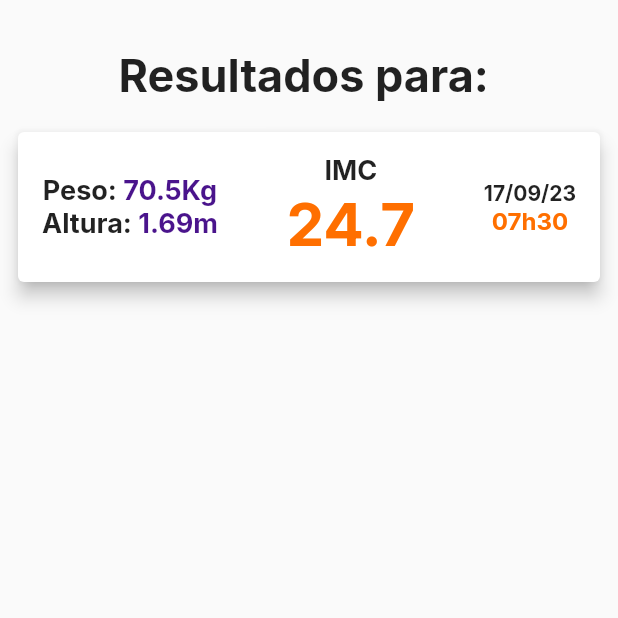
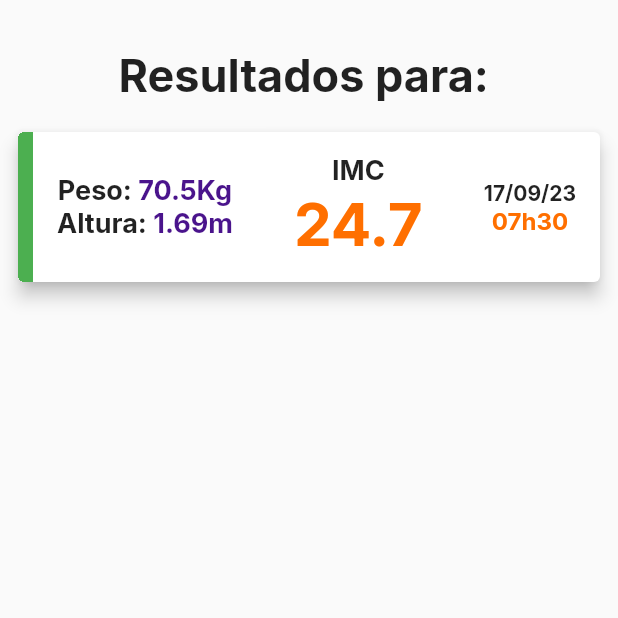
Before and after one commit to thdev-matheus/mobile-imc-calculator-flutter, a Flutter app: the DashboardPage screen opened directly with empty values, on a phone screen of 412 x 824 dp, the top half of it. Run offline on Flutter 3.47's test engine with Material 2 defaults, Android fonts, the phone set to English and light mode, and no system bars; our stand-ins replace google_fonts.

Commit message:
feat: imc card component

```diff
--- a/lib/components/src/imc_card.dart
+++ b/lib/components/src/imc_card.dart
@@ -10,16 +10,47 @@ class ImcCard extends StatelessWidget {
 
   final Imc imc;
 
+  Color getColor(Map<String, dynamic> imcData) {
+    double imcValue = imcData['imc'];
+
+    if (imcValue < 16) {
+      return Colors.red;
+    } else if (imcValue < 17) {
+      return Colors.orange;
+    } else if (imcValue < 18.5) {
+      return Colors.yellow;
+    } else if (imcValue < 25) {
+      return Colors.green;
+    } else if (imcValue < 30) {
+      return Colors.yellow;
+    } else if (imcValue < 35) {
+      return Colors.orange;
+    } else if (imcValue < 40) {
+      return Colors.red;
+    } else {
+      return Colors.purple;
+    }
+  }
+
   @override
   Widget build(BuildContext context) {
     Map<String, dynamic> imcData = imc.getData();
 
     return Card(
+      clipBehavior: Clip.hardEdge,
       elevation: 5,
       child: SizedBox(
         height: 100,
+        child: Row(
+          children: [
+            Container(
+              width: 10,
+              color: getColor(imcData),
+            ),
+            Expanded(
               child: Padding(
-          padding: const EdgeInsets.symmetric(horizontal: 16, vertical: 8),
+                padding:
+                    const EdgeInsets.symmetric(horizontal: 16, vertical: 8),
                 child: Row(
                   mainAxisAlignment: MainAxisAlignment.spaceBetween,
                   children: [
@@ -113,6 +144,9 @@ class ImcCard extends StatelessWidget {
                 ),
               ),
             ),
+          ],
+        ),
+      ),
     );
   }
 }
```
Lines whose indentation alone changed are shown as unchanged.
